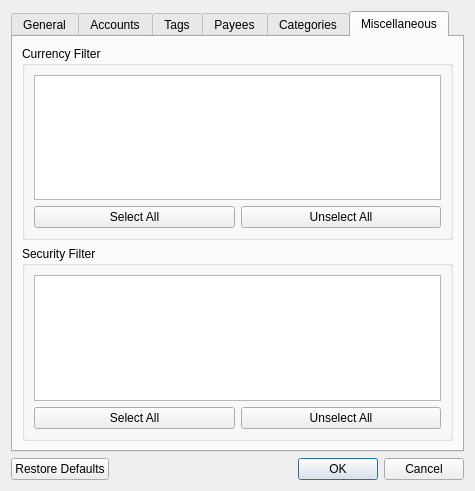
First picture: the form in src/views/ui_files/forms/transaction_filter_form.ui, repository JakubFranek/Kapytal, before the edit.
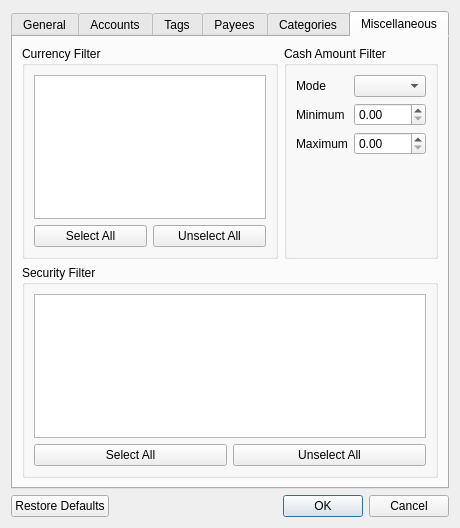
Second picture: the form after the edit. The open tabs and pages were chosen to show the change.

What changed in the file:
```diff
--- a/src/views/ui_files/forms/transaction_filter_form.ui
+++ b/src/views/ui_files/forms/transaction_filter_form.ui
@@ -9,8 +9,8 @@
    <rect>
     <x>0</x>
     <y>0</y>
-    <width>475</width>
-    <height>491</height>
+    <width>460</width>
+    <height>528</height>
    </rect>
   </property>
   <property name="sizePolicy">
@@ -536,6 +536,8 @@
       </attribute>
       <layout class="QVBoxLayout" name="verticalLayout_6">
        <item>
+        <layout class="QHBoxLayout" name="currencyAndCashAmountFiltersHorizontalLayout">
+         <item>
         <widget class="QGroupBox" name="currencyFilterGroupBox">
          <property name="title">
           <string>Currency Filter</string>
@@ -564,6 +566,47 @@
           </item>
          </layout>
         </widget>
+         </item>
+         <item>
+          <widget class="QGroupBox" name="cashAmountGroupBox">
+           <property name="title">
+            <string>Cash Amount Filter</string>
+           </property>
+           <layout class="QFormLayout" name="formLayout_6">
+            <item row="0" column="0">
+             <widget class="QLabel" name="cashAmountFilterModeLabel">
+              <property name="text">
+               <string>Mode</string>
+              </property>
+             </widget>
+            </item>
+            <item row="0" column="1">
+             <widget class="QComboBox" name="cashAmountFilterComboBox"/>
+            </item>
+            <item row="1" column="0">
+             <widget class="QLabel" name="cashAmountFilterMinimumLabel">
+              <property name="text">
+               <string>Minimum</string>
+              </property>
+             </widget>
+            </item>
+            <item row="2" column="0">
+             <widget class="QLabel" name="cashAmountFilterMaximumLabel">
+              <property name="text">
+               <string>Maximum</string>
+              </property>
+             </widget>
+            </item>
+            <item row="1" column="1">
+             <widget class="QDoubleSpinBox" name="cashAmountFilterMinimumDoubleSpinBox"/>
+            </item>
+            <item row="2" column="1">
+             <widget class="QDoubleSpinBox" name="cashAmountFilterMaximumDoubleSpinBox"/>
+            </item>
+           </layout>
+          </widget>
+         </item>
+        </layout>
        </item>
        <item>
         <widget class="QGroupBox" name="securityFilterGroupBox">
```
Lines whose indentation alone changed are shown as unchanged.
